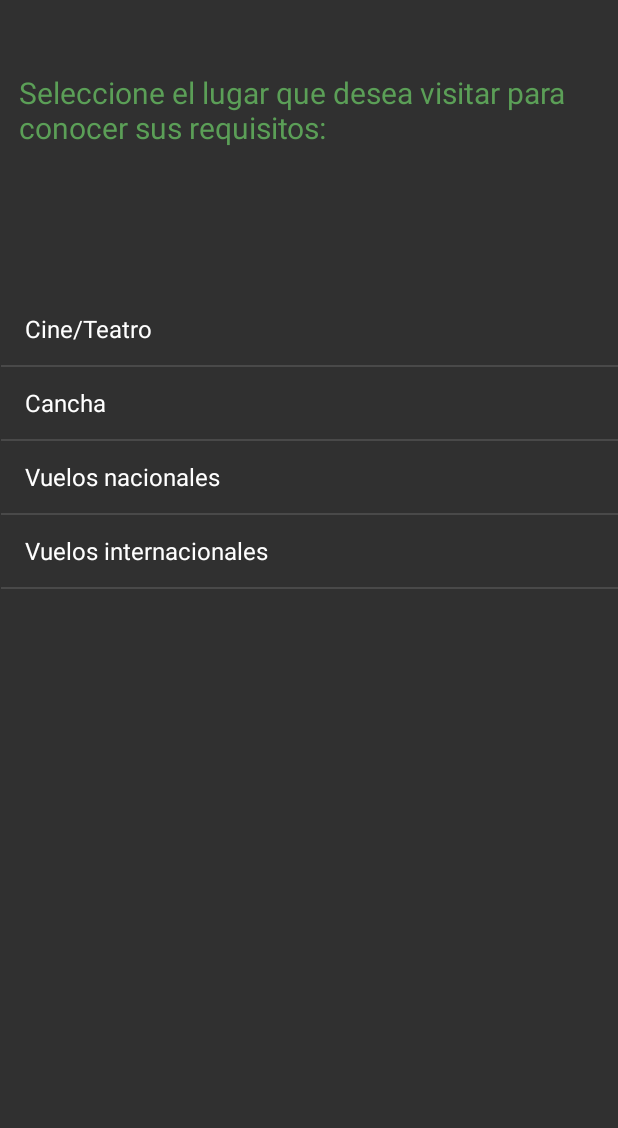
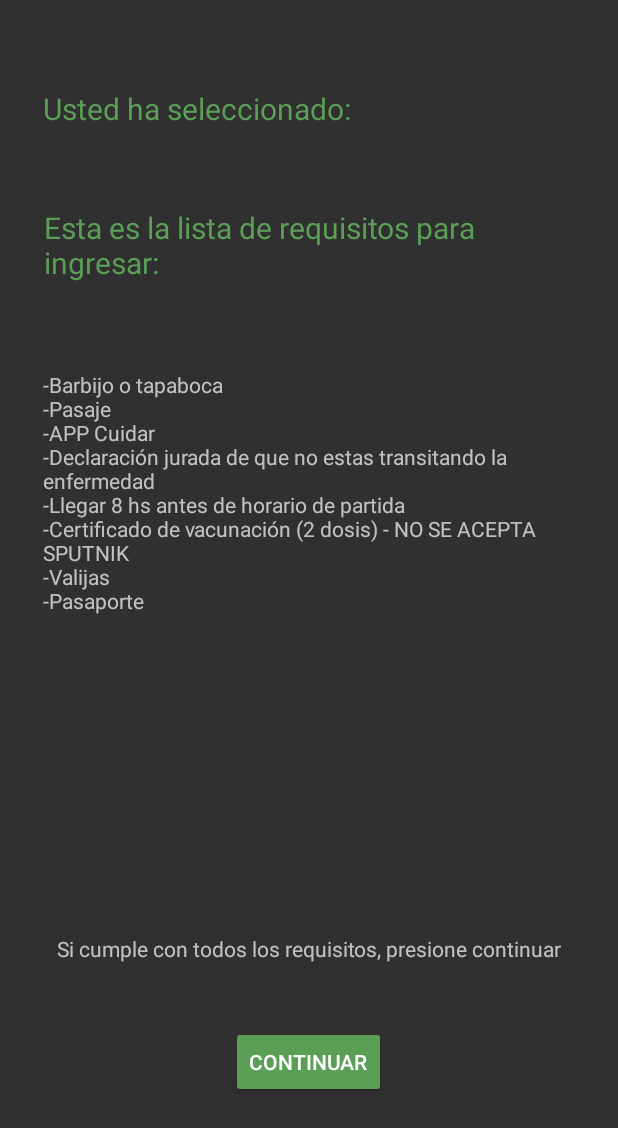
Before and after one commit to luchosic/SOA, an Android app: the PlacesPageActivity screen opened directly, with no data from a screen before it, after a tap on "Vuelos internacionales", on a phone screen of 412 x 824 dp. Shown: the top 1128 px of the screen. Run offline under Robolectric (Android 15) with nearby library versions, the phone set to English and light mode, and no system bars.

Commit message:
Agregado de paginas con requisitos para cada lugar
Paso entre activities
Diferentes listas para los distintos lugares

```diff
--- a/TP2-CODIGO/app/build.gradle
+++ b/TP2-CODIGO/app/build.gradle
@@ -38,6 +38,7 @@ dependencies {
     implementation 'com.squareup.retrofit2:retrofit:2.6.2'
     implementation 'com.squareup.retrofit2:converter-gson:2.6.2'
 
+
     testImplementation 'junit:junit:4.+'
     androidTestImplementation 'androidx.test.ext:junit:1.1.2'
     androidTestImplementation 'androidx.test.espresso:espresso-core:3.3.0'
--- a/TP2-CODIGO/app/src/main/AndroidManifest.xml
+++ b/TP2-CODIGO/app/src/main/AndroidManifest.xml
@@ -26,6 +26,9 @@
             android:name=".PlacesPageActivity"
             android:exported="false" />
         <activity
+            android:name=".RequirementsByPlaceActivity"
+            android:exported="false" />
+        <activity
             android:name=".MainActivity"
             android:exported="true">
             <intent-filter>
--- a/TP2-CODIGO/app/src/main/java/com/example/tp2/LoginActivity.java
+++ b/TP2-CODIGO/app/src/main/java/com/example/tp2/LoginActivity.java
@@ -73,6 +73,8 @@ public class LoginActivity extends AppCompatActivity {
                             //sessionManager.storeEmail(emailEditText.getText().toString());
 
                             System.out.println("PARECE QUE ENCONTRO LE USUARIO CARAJO");
+                            Intent intent = new Intent(getApplicationContext(), PlacesPageActivity.class);
+                            startActivity(intent);
 
                         } else {
                             //Parseo la respuesta para poder mostrarla en la app
--- a/TP2-CODIGO/app/src/main/java/com/example/tp2/PlacesPageActivity.java
+++ b/TP2-CODIGO/app/src/main/java/com/example/tp2/PlacesPageActivity.java
@@ -1,20 +1,12 @@
 package com.example.tp2;
 
 import android.content.Intent;
-import android.os.Bundle;
-import android.view.View;
-import android.widget.Button;
-import android.widget.EditText;
-import android.widget.Toast;
-
-
 import android.os.Bundle;
 import android.view.View;
 import android.widget.AdapterView;
 import android.widget.ArrayAdapter;
 import android.widget.ListView;
 import android.widget.TextView;
-import android.widget.Toast;
 
 import androidx.appcompat.app.AppCompatActivity;
 
@@ -38,9 +30,14 @@ public class PlacesPageActivity extends AppCompatActivity {
         listView.setOnItemClickListener(new AdapterView.OnItemClickListener() {
             @Override
             public void onItemClick(AdapterView<?> adapterView, View view, int position, long l) {
-                // TODO Auto-generated method stub
-                String value=adapter.getItem(position);
-                Toast.makeText(getApplicationContext(),value,Toast.LENGTH_SHORT).show();
+                String selectedPlace=adapter.getItem(position);
+                //Toast.makeText(getApplicationContext(),value,Toast.LENGTH_SHORT).show();
+
+                System.out.println("valor tocado: " + selectedPlace);
+
+                Intent intentContinuar = new Intent(getApplicationContext(), RequirementsByPlaceActivity.class);
+                intentContinuar.putExtra("selectedPlace", selectedPlace);
+                startActivity(intentContinuar);
 
             }
         });
--- /dev/null
+++ b/TP2-CODIGO/app/src/main/java/com/example/tp2/RequirementsByPlaceActivity.java
@@ -0,0 +1,58 @@
+package com.example.tp2;
+
+import android.content.Intent;
+import android.os.Bundle;
+import android.view.View;
+import android.widget.Button;
+import android.widget.EditText;
+import android.widget.TextView;
+
+import androidx.appcompat.app.AppCompatActivity;
+
+public class RequirementsByPlaceActivity extends AppCompatActivity {
+
+    TextView requirementsTeatro;
+    TextView requirementsCancha;
+    TextView requirementsVuelosNacionales;
+    TextView requirementsVuelosInternacionales;
+
+    @Override
+    protected void onCreate(Bundle savedInstanceState) {
+        super.onCreate(savedInstanceState);
+        setContentView(R.layout.activity_requirements_by_place);
+
+        Intent intent = getIntent();
+        Bundle extras = intent.getExtras();
+        String selectedPlace = extras.getString("selectedPlace");
+
+        requirementsTeatro = (TextView) findViewById(R.id.requisitosTeatro);
+        requirementsCancha = (TextView) findViewById(R.id.requisitosCancha);
+        requirementsVuelosNacionales = (TextView) findViewById(R.id.requisitosVuelosNacionales);
+        requirementsVuelosInternacionales = (TextView) findViewById(R.id.requisitosVuelosInternacionales);
+
+        requirementsTeatro.setVisibility(View.INVISIBLE);
+        requirementsCancha.setVisibility(View.INVISIBLE);
+        requirementsVuelosNacionales.setVisibility(View.INVISIBLE);
+        requirementsVuelosInternacionales.setVisibility(View.INVISIBLE);
+
+        switch (selectedPlace){
+            case "Cine/Teatro":
+                requirementsTeatro.setVisibility(View.VISIBLE);
+            break;
+
+            case "Cancha":
+                requirementsCancha.setVisibility(View.VISIBLE);
+            break;
+
+            case "Vuelos nacionales":
+                requirementsVuelosNacionales.setVisibility(View.VISIBLE);
+            break;
+
+            case "Vuelos internacionales":
+                requirementsVuelosInternacionales.setVisibility(View.VISIBLE);
+                break;
+        }
+
+
+    }
+}
--- a/TP2-CODIGO/app/src/main/res/layout/activity_autentication_code.xml
+++ b/TP2-CODIGO/app/src/main/res/layout/activity_autentication_code.xml
@@ -56,7 +56,7 @@
         android:layout_height="wrap_content"
         android:layout_marginBottom="335dp"
         android:backgroundTint="#5B9F57"
-        android:text="@string/continuar_logeo"
+        android:text="@string/continuar"
         app:layout_constraintBottom_toBottomOf="parent"
         app:layout_constraintEnd_toEndOf="parent"
         app:layout_constraintHorizontal_bias="0.498"
--- /dev/null
+++ b/TP2-CODIGO/app/src/main/res/layout/activity_requirements_by_place.xml
@@ -0,0 +1,151 @@
+<?xml version="1.0" encoding="utf-8"?>
+<androidx.constraintlayout.widget.ConstraintLayout xmlns:android="http://schemas.android.com/apk/res/android"
+    xmlns:tools="http://schemas.android.com/tools"
+    android:layout_width="match_parent"
+    android:layout_height="match_parent"
+    xmlns:app="http://schemas.android.com/apk/res-auto">
+
+    <TextView
+        android:id="@+id/texto_leyenda_lugar"
+        android:layout_width="355dp"
+        android:layout_height="35dp"
+        android:layout_marginTop="48dp"
+        android:layout_marginBottom="33dp"
+        android:text="@string/leyenda_lugar"
+        android:textColor="#5B9F57"
+        android:textSize="20sp"
+        android:textStyle="normal"
+        app:layout_constraintBottom_toTopOf="@+id/texto_leyenda_requisitos"
+        app:layout_constraintEnd_toEndOf="parent"
+        app:layout_constraintStart_toStartOf="parent"
+        app:layout_constraintTop_toTopOf="parent" />
+
+
+    <TextView
+        android:id="@+id/texto_leyenda_requisitos"
+        android:layout_width="350dp"
+        android:layout_height="55dp"
+        android:layout_marginTop="116dp"
+        android:layout_marginBottom="377dp"
+        android:text="@string/leyenda_requisitos"
+        android:textColor="#5B9F57"
+        android:textSize="20sp"
+        android:textStyle="normal"
+        app:layout_constraintBottom_toTopOf="@+id/texto_leyenda_continuar"
+        app:layout_constraintEnd_toEndOf="parent"
+        app:layout_constraintHorizontal_bias="0.47"
+        app:layout_constraintStart_toStartOf="parent"
+        app:layout_constraintTop_toTopOf="parent" />
+
+
+    <TextView
+        android:id="@+id/texto_leyenda_continuar"
+        android:layout_width="wrap_content"
+        android:layout_height="wrap_content"
+        android:layout_marginTop="30dp"
+        android:layout_marginBottom="20dp"
+        android:text="@string/leyenda_continuar"
+        app:layout_constraintBottom_toTopOf="@+id/codigoButton"
+        app:layout_constraintEnd_toEndOf="parent"
+        app:layout_constraintStart_toStartOf="parent"
+        app:layout_constraintTop_toBottomOf="@+id/texto_leyenda_requisitos" />
+
+    <Button
+        android:id="@+id/codigoButton"
+        android:layout_width="wrap_content"
+        android:layout_height="wrap_content"
+        android:layout_marginBottom="92dp"
+        android:backgroundTint="#5B9F57"
+        android:text="@string/continuar"
+        app:layout_constraintBottom_toBottomOf="parent"
+        app:layout_constraintEnd_toEndOf="parent"
+        app:layout_constraintHorizontal_bias="0.498"
+        app:layout_constraintStart_toStartOf="parent" />
+
+    <TextView
+        android:id="@+id/requisitosTeatro"
+        android:layout_width="342dp"
+        android:layout_height="314dp"
+        android:layout_marginStart="28dp"
+        android:layout_marginLeft="28dp"
+        android:layout_marginTop="42dp"
+        android:layout_marginEnd="41dp"
+        android:layout_marginRight="41dp"
+        android:layout_marginBottom="51dp"
+        android:text="-Barbijo o tapaboca
+                      \n-Entrada (asiento de por medio)
+                      \n-APP Cuidar
+                      \n-Declaración jurada de que no estas transitando la enfermedad
+                      \n-Ganas de pasarla bien!"
+        app:layout_constraintBottom_toTopOf="@+id/texto_leyenda_continuar"
+        app:layout_constraintEnd_toEndOf="parent"
+        app:layout_constraintStart_toStartOf="parent"
+        app:layout_constraintTop_toBottomOf="@+id/texto_leyenda_requisitos" />
+
+    <TextView
+        android:id="@+id/requisitosCancha"
+        android:layout_width="342dp"
+        android:layout_height="314dp"
+        android:layout_marginStart="28dp"
+        android:layout_marginLeft="28dp"
+        android:layout_marginTop="42dp"
+        android:layout_marginEnd="41dp"
+        android:layout_marginRight="41dp"
+        android:layout_marginBottom="51dp"
+        android:text="-Barbijo o tapaboca
+                      \n-Entrada (asiento de por medio)
+                      \n-APP Cuidar
+                      \n-Declaración jurada de que no estas transitando la enfermedad
+                      \n-Carnet de vacunación
+                      \n-Ganas de alentar por tu equipo"
+        app:layout_constraintBottom_toTopOf="@+id/texto_leyenda_continuar"
+        app:layout_constraintEnd_toEndOf="parent"
+        app:layout_constraintStart_toStartOf="parent"
+        app:layout_constraintTop_toBottomOf="@+id/texto_leyenda_requisitos" />
+
+    <TextView
+        android:id="@+id/requisitosVuelosNacionales"
+        android:layout_width="342dp"
+        android:layout_height="314dp"
+        android:layout_marginStart="28dp"
+        android:layout_marginLeft="28dp"
+        android:layout_marginTop="42dp"
+        android:layout_marginEnd="41dp"
+        android:layout_marginRight="41dp"
+        android:layout_marginBottom="51dp"
+        android:text="-Barbijo o tapaboca
+                      \n-Pasaje
+                      \n-APP Cuidar
+                      \n-Declaración jurada de que no estas transitando la enfermedad
+                      \n-Llegar 3 hs antes de horario de partida
+                      \n-Valijas
+                      \n-Documento"
+        app:layout_constraintBottom_toTopOf="@+id/texto_leyenda_continuar"
+        app:layout_constraintEnd_toEndOf="parent"
+        app:layout_constraintStart_toStartOf="parent"
+        app:layout_constraintTop_toBottomOf="@+id/texto_leyenda_requisitos" />
+
+    <TextView
+        android:id="@+id/requisitosVuelosInternacionales"
+        android:layout_width="342dp"
+        android:layout_height="314dp"
+        android:layout_marginStart="28dp"
+        android:layout_marginLeft="28dp"
+        android:layout_marginTop="42dp"
+        android:layout_marginEnd="41dp"
+        android:layout_marginRight="41dp"
+        android:layout_marginBottom="51dp"
+        android:text="-Barbijo o tapaboca
+                      \n-Pasaje
+                      \n-APP Cuidar
+                      \n-Declaración jurada de que no estas transitando la enfermedad
+                      \n-Llegar 8 hs antes de horario de partida
+                      \n-Certificado de vacunación (2 dosis) - NO SE ACEPTA SPUTNIK
+                      \n-Valijas
+                      \n-Pasaporte"
+        app:layout_constraintBottom_toTopOf="@+id/texto_leyenda_continuar"
+        app:layout_constraintEnd_toEndOf="parent"
+        app:layout_constraintStart_toStartOf="parent"
+        app:layout_constraintTop_toBottomOf="@+id/texto_leyenda_requisitos" />
+
+</androidx.constraintlayout.widget.ConstraintLayout>
--- a/TP2-CODIGO/app/src/main/res/values/strings.xml
+++ b/TP2-CODIGO/app/src/main/res/values/strings.xml
@@ -8,9 +8,12 @@
     <string name="notificar_envio_mail_textview">Le enviaremos a su mail un código para ingresar</string>
     <string name="enviar_codigo_boton_text">Enviar código</string>
     <string name="ingresar_codigo">Ingrese el código que le llegó al mail</string>
-    <string name="continuar_logeo">Continuar</string>
+    <string name="continuar">Continuar</string>
     <string name="seleccione_lugar">Seleccione el lugar que desea visitar para conocer sus requisitos:</string>
-    <string name="APIEnvoriment">TEST</string>
+    <string name="leyenda_lugar">Usted ha seleccionado: </string>
+    <string name="leyenda_requisitos">Esta es la lista de requisitos para ingresar: </string>
+    <string name="leyenda_continuar">Si cumple con todos los requisitos, presione continuar</string>
+    <string name="APIEnvoriment">PROD</string>
     <string name="retrofit_server">http://so-unlam.net.ar/api/</string>
 
     <string-array name="comisiones">
@@ -26,4 +29,6 @@
         <item>Vuelos nacionales</item>
         <item>Vuelos internacionales</item>
     </string-array>
+
+
 </resources>
```
